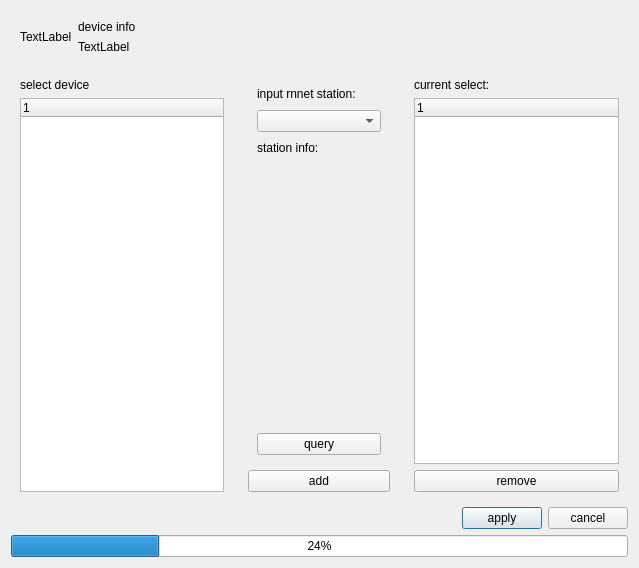
Before: the Qt Designer form App/AppSDT/ConfigDialog/configdialog.ui in Scorpion1911/ServoDriveTech, drawn with Qt 5.
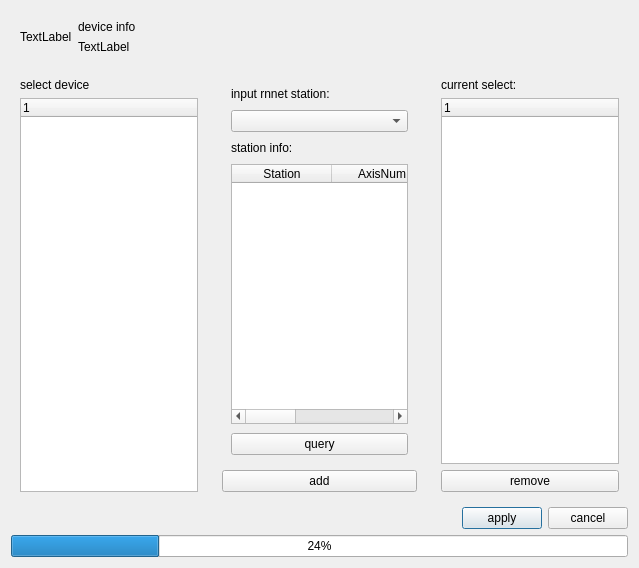
After: the same form once the commit is applied.

What changed in the file:
```diff
--- a/App/AppSDT/ConfigDialog/configdialog.ui
+++ b/App/AppSDT/ConfigDialog/configdialog.ui
@@ -153,13 +153,25 @@
           </widget>
          </item>
          <item>
-          <widget class="QLabel" name="label_queryList">
-           <property name="text">
-            <string/>
+          <widget class="QTableWidget" name="table_queryList">
+           <property name="sizeAdjustPolicy">
+            <enum>QAbstractScrollArea::AdjustIgnored</enum>
            </property>
-           <property name="alignment">
-            <set>Qt::AlignLeading|Qt::AlignLeft|Qt::AlignTop</set>
-           </property>
+           <column>
+            <property name="text">
+             <string>Station</string>
+            </property>
+           </column>
+           <column>
+            <property name="text">
+             <string>AxisNum</string>
+            </property>
+           </column>
+           <column>
+            <property name="text">
+             <string>DSP</string>
+            </property>
+           </column>
           </widget>
          </item>
          <item>
```
